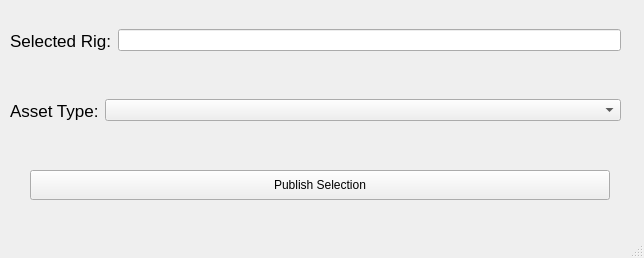
Old version of the form aspenTools/python/source/aspen/blender/rigging/publish_rig/publishRig.ui in the repository StudioAspen/Aspen-2025-2026.
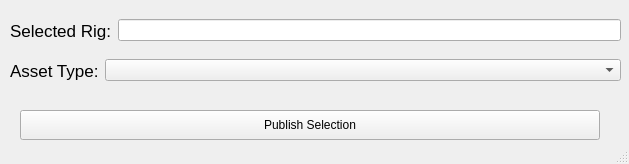
New version of the form.

Commit message: minor window adjustments

```diff
--- a/aspenTools/python/source/aspen/blender/rigging/publish_rig/publishRig.ui
+++ b/aspenTools/python/source/aspen/blender/rigging/publish_rig/publishRig.ui
@@ -6,8 +6,8 @@
    <rect>
     <x>0</x>
     <y>0</y>
-    <width>644</width>
-    <height>258</height>
+    <width>629</width>
+    <height>164</height>
    </rect>
   </property>
   <property name="windowTitle">
@@ -20,7 +20,7 @@
       <x>10</x>
       <y>10</y>
       <width>611</width>
-      <height>61</height>
+      <height>41</height>
      </rect>
     </property>
     <layout class="QHBoxLayout" name="horizontalLayout">
@@ -45,9 +45,9 @@
     <property name="geometry">
      <rect>
       <x>10</x>
-      <y>80</y>
+      <y>50</y>
       <width>611</width>
-      <height>61</height>
+      <height>41</height>
      </rect>
     </property>
     <layout class="QHBoxLayout" name="horizontalLayout_2">
@@ -78,8 +78,8 @@
    <widget class="QPushButton" name="pushButton">
     <property name="geometry">
      <rect>
-      <x>30</x>
-      <y>170</y>
+      <x>20</x>
+      <y>110</y>
       <width>580</width>
       <height>30</height>
      </rect>
```
Left out of the diff: 10 changed lines with no effect on the pictures.
